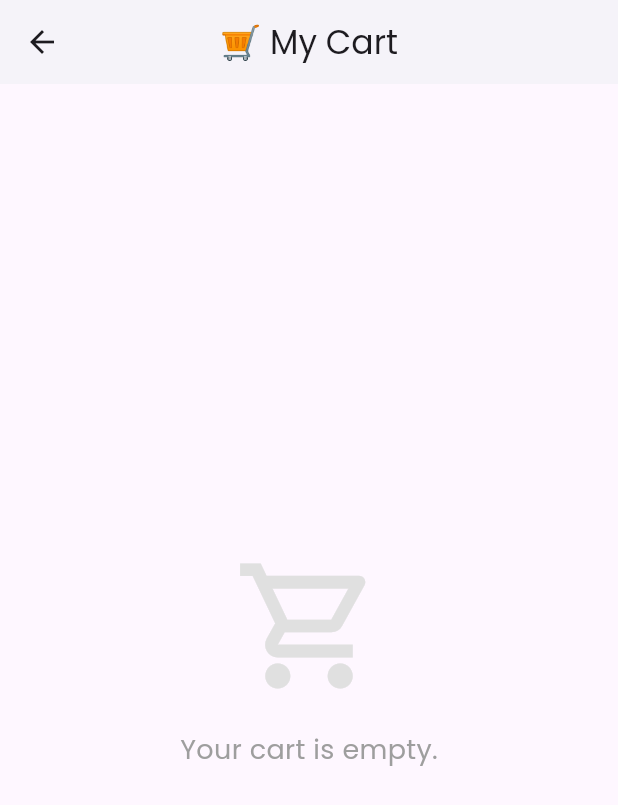
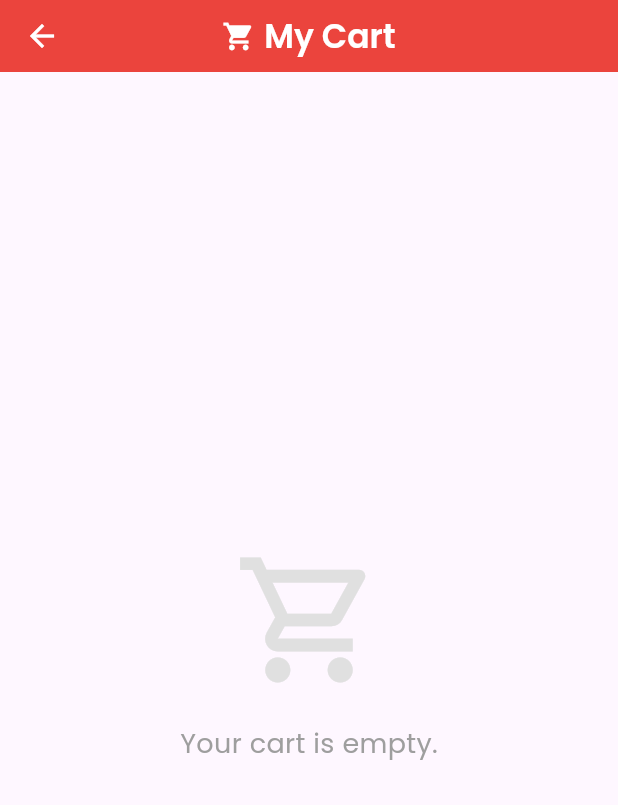
Before and after one commit to NazarAbbas/ONLINE_SHOPPING, a Flutter app: the screen it shows after launch, after a tap on the "shopping cart" icon, on a phone screen of 412 x 824 dp. Shown: the top 805 px of the screen. Run offline on Flutter 3.47's test engine with Material 3 defaults, Android fonts, the light colour scheme and no system bars; our stand-ins replace carousel_slider, get, google_fonts, shared_preferences; network calls fail.

Commit message:
feat(mdata-101): added toolbar color

```diff
--- a/lib/HomePage.dart
+++ b/lib/HomePage.dart
@@ -20,21 +20,28 @@ class HomePage extends StatelessWidget {
       () => Scaffold(
         backgroundColor: Colors.white,
         appBar: AppBar(
-          backgroundColor: Colors.white,
-           centerTitle: true,
+          toolbarHeight: 48, // default is 56, reduce to make it shorter
+          backgroundColor: Colors.red,
+          centerTitle: true,
           elevation: 2,
-          title: const Text(
-            'ChopChop',
-            style: TextStyle(color: Colors.black, fontSize: 18),
+          title: Row(
+            crossAxisAlignment: CrossAxisAlignment.center, // vertical center alignment
+            mainAxisSize: MainAxisSize.min, // only take as much space as needed
+            children: const [
+              Text(
+                'ChopChop',
+                style: TextStyle(color: Colors.white, fontSize: 22),
+              ),
+            ],
           ),
-          iconTheme: const IconThemeData(color: Colors.black),
+          iconTheme: const IconThemeData(color: Colors.white),
           actions: [
             Stack(
               children: [
                 IconButton(
                   icon: const Icon(
                     Icons.shopping_cart,
-                    size: 40, // increase this number for a bigger icon
+                    size: 36, // increase this number for a bigger icon
                   ),
                   onPressed: () {
                     Get.to(
@@ -56,8 +63,8 @@ class HomePage extends StatelessWidget {
                     right: 6,
                     top: 6,
                     child: CircleAvatar(
-                      radius: 8,
-                      backgroundColor: Colors.red,
+                      radius: 10,
+                      backgroundColor: Colors.green,
                       child: Text(
                         '${controller.totalItemsInCart}',
                         style: const TextStyle(
@@ -163,7 +170,7 @@ class HomePage extends StatelessWidget {
   Widget _buildCategorySelector() {
     return Obx(
       () => SizedBox(
-        height: 35,
+        height: 50,
         child: ListView.separated(
           scrollDirection: Axis.horizontal,
           padding: const EdgeInsets.symmetric(horizontal: 12),
@@ -318,7 +325,7 @@ class HomePage extends StatelessWidget {
                                           icon: const Icon(
                                             Icons.remove_circle_outline,
                                             color: Colors.redAccent,
-                                             size: 35.0,
+                                            size: 35.0,
                                           ),
                                           onPressed: () =>
                                               controller.updateQuantity(
--- a/lib/cart_page.dart
+++ b/lib/cart_page.dart
@@ -51,8 +51,29 @@ class _CartPageState extends State<CartPage> {
   Widget build(BuildContext context) {
     return Scaffold(
       appBar: AppBar(
-        title: const Text('🛒 My Cart'),
-        backgroundColor: Colors.white,
+        toolbarHeight: 48, // default is 56, reduce to make it shorter
+        iconTheme: const IconThemeData(
+          color: Colors.white, // makes the back button (arrow) white
+        ),
+        title: Row(
+          mainAxisSize:
+              MainAxisSize.min, // keeps them together without stretching
+          crossAxisAlignment:
+              CrossAxisAlignment.center, // vertical center alignment
+          children: const [
+            Icon(Icons.shopping_cart, color: Colors.white, size: 22),
+            SizedBox(width: 6),
+            Text(
+              'My Cart',
+              style: TextStyle(
+                color: Colors.white,
+                fontSize: 22,
+                fontWeight: FontWeight.w600,
+              ),
+            ),
+          ],
+        ),
+        backgroundColor: Colors.red,
         centerTitle: true,
         elevation: 2,
       ),
@@ -168,7 +189,7 @@ class _CartPageState extends State<CartPage> {
                                               style: const TextStyle(
                                                 fontWeight: FontWeight.bold,
                                                 color: Colors.green,
-                                                fontSize: 14,
+                                                fontSize: 16,
                                               ),
                                             ),
                                         ],
@@ -298,19 +319,29 @@ class _CartPageState extends State<CartPage> {
                       ),
                       onPressed: () {
                         String cartMessage = "🛒 *Order Details*\n\n";
-
+                        int totalItemsQty = 0;
                         for (var item in widget.cartItems) {
                           final qty = widget.productQuantities[item['id']] ?? 0;
                           if (qty > 0) {
+                             totalItemsQty += qty;
+                            final price = parsePrice(
+                              item['discounted_price'] ?? item['price'],
+                            );
+                            final totalPrice = qty * price;
+
                             cartMessage +=
                                 "• ${item['name']} (${item['weight'] ?? ''})\n";
                             cartMessage += "   Qty: $qty\n";
                             cartMessage +=
-                                "   Price: ${item['discounted_price'] ?? item['price']}\n\n";
+                                "   Price per unit: ₹${price.toStringAsFixed(2)}\n";
+                            cartMessage +=
+                                "   Total: ₹${totalPrice.toStringAsFixed(2)}\n\n";
                           }
                         }
 
                         cartMessage += "--------------------------------\n";
+                        cartMessage +=
+                            "Total Items Qty: $totalItemsQty\n"; // <--- added total qty here
                         cartMessage +=
                             "Items Total: ₹${calculateItemsTotal().toStringAsFixed(2)}\n";
                         cartMessage +=
@@ -333,13 +364,14 @@ class _CartPageState extends State<CartPage> {
                                     phone,
                                     address,
                                   ) async {
-                                    String phoneNumber = "918860700947";
-                                    String whatsappUrl =
-                                        "https://wa.me/$phoneNumber?text=${Uri.encodeComponent(finalMessage)}";
-                                    launchUrl(
-                                      Uri.parse(whatsappUrl),
-                                      mode: LaunchMode.externalApplication,
-                                    );
+                                    // String phoneNumber = "918860700947";
+                                    // String whatsappUrl =
+                                    //     "https://wa.me/$phoneNumber?text=${Uri.encodeComponent(finalMessage)}";
+                                    // launchUrl(
+                                    //   Uri.parse(whatsappUrl),
+                                    //   mode: LaunchMode.externalApplication,
+                                    // );
+                                    print('Final Message' + finalMessage);
                                     if (saveAddress) {
                                       final prefs =
                                           await SharedPreferences.getInstance();
@@ -413,4 +445,16 @@ class _CartPageState extends State<CartPage> {
       ),
     );
   }
+
+  // Helper: parse price string/double safely
+  double parsePrice(dynamic price) {
+    if (price == null) return 0.0;
+    if (price is double) return price;
+    if (price is int) return price.toDouble();
+    if (price is String) {
+      final cleaned = price.replaceAll(RegExp(r'[₹,\s]'), '');
+      return double.tryParse(cleaned) ?? 0.0;
+    }
+    return 0.0;
+  }
 }
--- a/pubspec.yaml
+++ b/pubspec.yaml
@@ -40,6 +40,7 @@ dependencies:
   font_awesome_flutter: ^10.7.0
   get: ^4.6.6  # Use latest stable version
   shared_preferences: ^2.5.3
+  rename_app: ^1.6.5
 
 dev_dependencies:
   flutter_test:
```
Also changed, not shown: lib/checkout_page.dart (+14 -5 lines), lib/detail_page.dart (+12 -8 lines), pubspec.lock, 5 other files.
